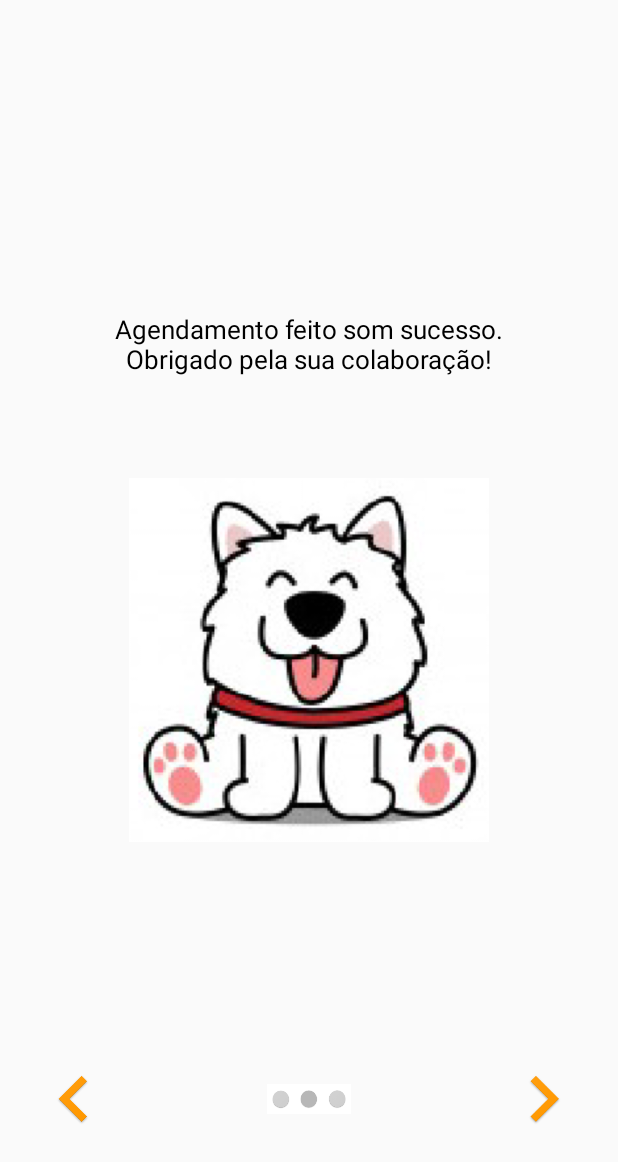
After one commit to monicadesign/App, an Android app: the layout marcacao_44.xml on its own in the app's theme, with its tools: preview values and no code run, on a phone screen of 412 x 824 dp. The commit adds this screen. Shown: the top 1162 px of the screen. Run offline under Robolectric (Android 15) with nearby library versions, the phone set to English and light mode, and no system bars.

Commit message:
layouts_marcaçao

```diff
--- a/src/main/res/layout/login1.xml
+++ b/src/main/res/layout/login1.xml
@@ -53,5 +53,7 @@
             android:layout_centerHorizontal="true"
             android:layout_marginBottom="130dp"
             android:text="@string/Voltar" />
+
     </RelativeLayout>
+
 </LinearLayout>
--- /dev/null
+++ b/src/main/res/layout/marcacao_44.xml
@@ -0,0 +1,48 @@
+<?xml version="1.0" encoding="utf-8"?>
+<LinearLayout xmlns:android="http://schemas.android.com/apk/res/android"
+    android:orientation="vertical"
+    android:layout_width="match_parent"
+    android:layout_height="match_parent"
+    android:gravity="center">
+
+    <TextView
+        style="@style/Marcacao"
+        android:layout_marginLeft="55dp"
+        android:layout_marginRight="55dp"
+        android:text="@string/Correu_bem"
+        android:layout_marginTop="140dp"/>
+
+    <ImageView
+        android:layout_marginTop="@dimen/margemTop"
+        android:layout_width="240dp"
+        android:layout_height="wrap_content"
+        android:src="@mipmap/caosucmdpi"/>
+
+    <LinearLayout
+        android:layout_width="match_parent"
+        android:layout_height="wrap_content"
+        android:layout_marginTop="130dp"
+        android:gravity="center">
+
+        <ImageView
+            android:src="@mipmap/prev"
+            android:layout_width="wrap_content"
+            android:layout_height="wrap_content"
+            android:layout_gravity="left"
+            android:layout_marginRight="40dp"/>
+
+        <ImageView
+            android:src="@mipmap/circulos"
+            android:layout_gravity="center"
+            android:layout_height="20dp"
+            android:layout_width="wrap_content"/>
+
+        <ImageView
+            android:layout_width="wrap_content"
+            android:layout_height="wrap_content"
+            android:src="@mipmap/next"
+            android:layout_marginLeft="40dp"/>
+
+    </LinearLayout>
+
+</LinearLayout>
--- a/src/main/res/layout/sobre.xml
+++ b/src/main/res/layout/sobre.xml
@@ -20,7 +20,7 @@
         <TextView
         android:id="@+id/go_to_sobre"
         android:text="@string/quemsomos"
-        style="@style/EstiloTextoSobre"
+        style="@style/TextoSobre"
         android:textSize="16dp"/>
 
 </LinearLayout>
--- a/src/main/res/values/strings.xml
+++ b/src/main/res/values/strings.xml
@@ -61,6 +61,11 @@ Só no ano de 2018 estima-se que cerca de  36 mil animais foram abandonados.
     <string name="Rua">Rua Condessa Dona Toda nº33</string>
     <string name="Telemovel">911 970 207</string>
     <string name="Exemplo_canil2">ALAAR:Associação Limiana dos Amigos dos Animais de Rua </string>
+    <string name="Algo_correu_mal">Parece que algo falhou. Por favor tente novamente</string>
+    <string name="Correu_bem">Agendamento feito som sucesso. Obrigado pela sua colaboração!</string>
+
+
+
 
 
 
--- a/src/main/res/values/styles.xml
+++ b/src/main/res/values/styles.xml
@@ -42,7 +42,7 @@
 
     </style>
 
-        <style name="EstiloTextoCaixas">
+        <style name="TextoCaixas">
             <item name="android:layout_width">wrap_content</item>
             <item name="android:layout_height">wrap_content</item>
             <item name="android:textSize">15sp</item>
@@ -63,7 +63,7 @@
 
     </style>
 
-    <style name="EstiloTextoSobre">
+    <style name="TextoSobre">
         <item name="android:layout_width">wrap_content</item>
         <item name="android:layout_height">wrap_content</item>
         <item name="android:textSize">19sp</item>
@@ -75,11 +75,23 @@
 
     </style>
 S
-    <style name="EstiloPerfilCliente">
+    <style name="PerfilCliente">
         <item name="android:layout_width">wrap_content</item>
         <item name="android:layout_height">wrap_content</item>
         <item name="android:textSize">18sp</item>
         <item name="android:textStyle">normal</item>
         <item name="android:textColor">@color/appcolor2</item>
     </style>
+
+    <style name="Marcacao">
+        <item name="android:layout_width">wrap_content</item>
+        <item name="android:layout_height">wrap_content</item>
+        <item name="android:textColor">@color/appcolor5</item>
+        <item name="android:textAlignment">center</item>
+        <item name="android:layout_marginLeft">93dp</item>
+        <item name="android:layout_marginRight">93dp</item>
+        <item name="android:layout_marginTop">10dp</item>
+        <item name="android:textSize">17dp</item>
+    </style>
+
 </resources>
```
Also changed, not shown: src/main/res/layout/marcacao_4.xml (added, +46 -0 lines), src/main/res/layout/onde_estamos.xml (+9 -9 lines), src/main/res/layout/pcanil.xml (+8 -8 lines), src/main/res/mipmap-hdpi/caoins.png (added), src/main/res/mipmap-hdpi/caosuchdpi.png (added), src/main/res/mipmap-mdpi/caoins.png (added), src/main/res/mipmap-mdpi/caosucmdpi.png (added), src/main/res/mipmap-xhdpi/caoins.png (added), src/main/res/mipmap-xhdpi/caosucxhdpi.png (added), src/main/res/mipmap-xxhdpi/caoins.png (added), src/main/res/mipmap-xxhdpi/caosucxxhdpi.png (added), src/main/res/mipmap-xxxhdpi/caoins.png (added), src/main/res/mipmap-xxxhdpi/caosucxxxhdpi.png (added).
